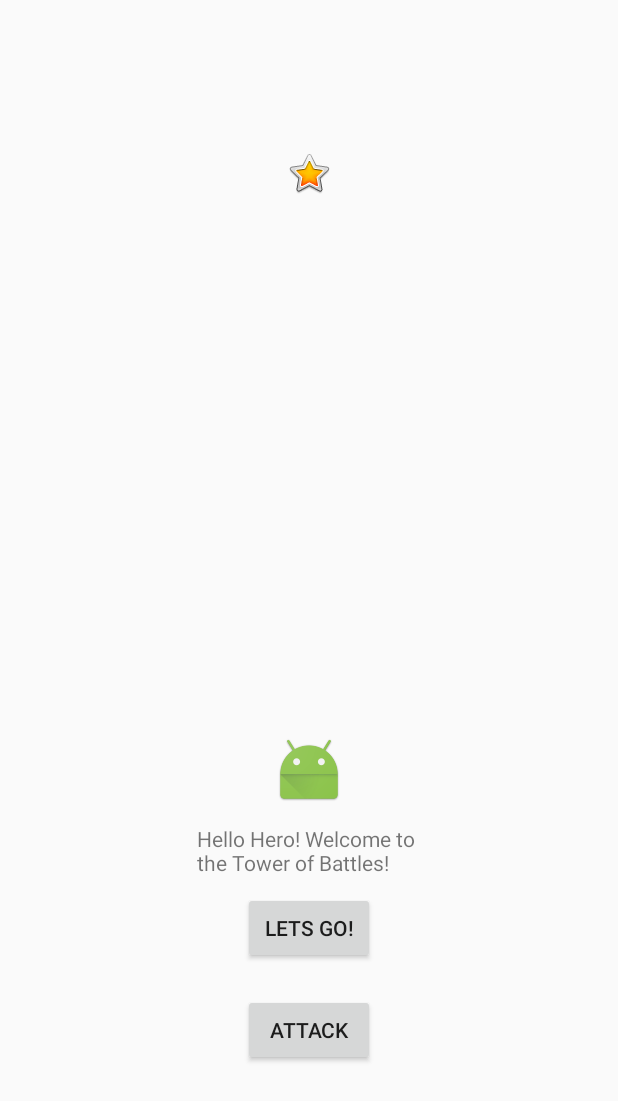
After one commit to TBrodrick/Project3, an Android app: the layout activity_create_new_game.xml on its own in the app's theme, with its tools: preview values and no code run, on a phone screen of 412 x 824 dp. The commit adds this screen. Shown: the top 1101 px of the screen. Run offline under Robolectric (Android 15) with nearby library versions, the phone set to English and light mode, and no system bars.

Commit message:
Item, Armor

```diff
--- /dev/null
+++ b/app/src/main/res/layout-land/activity_create_new_game.xml
@@ -0,0 +1,96 @@
+<?xml version="1.0" encoding="utf-8"?>
+<androidx.constraintlayout.widget.ConstraintLayout xmlns:android="http://schemas.android.com/apk/res/android"
+    xmlns:app="http://schemas.android.com/apk/res-auto"
+    xmlns:tools="http://schemas.android.com/tools"
+    android:layout_width="match_parent"
+    android:layout_height="match_parent"
+    tools:context=".CreateNewGame">
+
+    <Button
+        android:id="@+id/Flee"
+        android:layout_width="220dp"
+        android:layout_height="55dp"
+        android:layout_marginBottom="24dp"
+        android:text="Flee"
+        android:visibility="invisible"
+        app:layout_constraintBottom_toBottomOf="parent"
+        app:layout_constraintEnd_toEndOf="parent"
+        app:layout_constraintHorizontal_bias="0.499"
+        app:layout_constraintStart_toStartOf="parent" />
+
+    <TextView
+        android:id="@+id/Introduction"
+        android:layout_width="318dp"
+        android:layout_height="23dp"
+        android:layout_marginTop="156dp"
+        android:text="@string/hello_hero_welcome_to_the_tower_of_battles"
+        android:visibility="visible"
+        app:layout_constraintEnd_toEndOf="parent"
+        app:layout_constraintHorizontal_bias="0.498"
+        app:layout_constraintStart_toStartOf="parent"
+        app:layout_constraintTop_toTopOf="parent" />
+
+    <Button
+        android:id="@+id/Start"
+        android:layout_width="216dp"
+        android:layout_height="65dp"
+        android:text="@string/lets_go"
+        android:visibility="visible"
+        app:layout_constraintBottom_toBottomOf="parent"
+        app:layout_constraintEnd_toEndOf="parent"
+        app:layout_constraintHorizontal_bias="0.493"
+        app:layout_constraintStart_toStartOf="parent"
+        app:layout_constraintTop_toBottomOf="@+id/Introduction"
+        app:layout_constraintVertical_bias="0.125" />
+
+    <Button
+        android:id="@+id/Items"
+        android:layout_width="220dp"
+        android:layout_height="55dp"
+        android:layout_marginBottom="10dp"
+        android:text="Items"
+        android:visibility="invisible"
+        app:layout_constraintBottom_toTopOf="@+id/Abilities"
+        app:layout_constraintEnd_toEndOf="parent"
+        app:layout_constraintStart_toStartOf="parent" />
+
+    <Button
+        android:id="@+id/Attack"
+        android:layout_width="220dp"
+        android:layout_height="55dp"
+        android:layout_marginBottom="10dp"
+        android:text="attack"
+        android:visibility="invisible"
+        app:layout_constraintBottom_toTopOf="@+id/Items"
+        app:layout_constraintEnd_toEndOf="parent"
+        app:layout_constraintStart_toStartOf="parent"
+        app:layout_constraintTop_toTopOf="parent"
+        app:layout_constraintVertical_bias="0.985" />
+
+    <Button
+        android:id="@+id/Abilities"
+        android:layout_width="220dp"
+        android:layout_height="55dp"
+        android:layout_marginBottom="10dp"
+        android:text="Abilities"
+        android:visibility="invisible"
+        app:layout_constraintBottom_toTopOf="@+id/Flee"
+        app:layout_constraintEnd_toEndOf="parent"
+        app:layout_constraintStart_toStartOf="parent" />
+
+    <TextView
+        android:id="@+id/PlayerNum"
+        android:layout_width="102dp"
+        android:layout_height="57dp"
+        android:layout_marginBottom="15dp"
+        android:text="Test"
+        android:textSize="30sp"
+        android:visibility="invisible"
+        app:layout_constraintBottom_toTopOf="@+id/Attack"
+        app:layout_constraintEnd_toEndOf="parent"
+        app:layout_constraintHorizontal_bias="0.499"
+        app:layout_constraintStart_toStartOf="parent"
+        app:layout_constraintTop_toTopOf="parent"
+        app:layout_constraintVertical_bias="1.0" />
+
+</androidx.constraintlayout.widget.ConstraintLayout>
--- /dev/null
+++ b/app/src/main/res/layout/activity_create_new_game.xml
@@ -0,0 +1,59 @@
+<?xml version="1.0" encoding="utf-8"?>
+<androidx.constraintlayout.widget.ConstraintLayout xmlns:android="http://schemas.android.com/apk/res/android"
+    xmlns:app="http://schemas.android.com/apk/res-auto"
+    xmlns:tools="http://schemas.android.com/tools"
+    android:layout_width="match_parent"
+    android:layout_height="match_parent"
+    tools:context=".CreateNewGame">
+
+    <ImageView
+        android:id="@+id/Hero"
+        android:layout_width="wrap_content"
+        android:layout_height="wrap_content"
+        android:layout_marginBottom="12dp"
+        app:layout_constraintBottom_toTopOf="@+id/Introduction"
+        app:layout_constraintEnd_toEndOf="parent"
+        app:layout_constraintStart_toStartOf="parent"
+        app:srcCompat="@android:mipmap/sym_def_app_icon" />
+
+    <TextView
+        android:id="@+id/Introduction"
+        android:layout_width="150dp"
+        android:layout_height="wrap_content"
+        android:layout_marginBottom="239dp"
+        android:text="@string/hello_hero_welcome_to_the_tower_of_battles"
+        app:layout_constraintBottom_toBottomOf="parent"
+        app:layout_constraintEnd_toEndOf="parent"
+        app:layout_constraintStart_toStartOf="parent" />
+
+    <Button
+        android:id="@+id/Start"
+        android:layout_width="wrap_content"
+        android:layout_height="wrap_content"
+        android:layout_marginTop="10dp"
+        android:text="@string/lets_go"
+        app:layout_constraintEnd_toEndOf="parent"
+        app:layout_constraintStart_toStartOf="parent"
+        app:layout_constraintTop_toBottomOf="@+id/Introduction" />
+
+    <Button
+        android:id="@+id/Attack"
+        android:layout_width="wrap_content"
+        android:layout_height="wrap_content"
+        android:layout_marginTop="20dp"
+        android:text="attack"
+        app:layout_constraintEnd_toEndOf="parent"
+        app:layout_constraintStart_toStartOf="parent"
+        app:layout_constraintTop_toBottomOf="@+id/Start" />
+
+    <ImageView
+        android:id="@+id/Monster"
+        android:layout_width="wrap_content"
+        android:layout_height="wrap_content"
+        android:layout_marginTop="99dp"
+        app:layout_constraintEnd_toEndOf="parent"
+        app:layout_constraintStart_toStartOf="parent"
+        app:layout_constraintTop_toTopOf="parent"
+        app:srcCompat="@android:drawable/btn_star_big_on" />
+
+</androidx.constraintlayout.widget.ConstraintLayout>
--- /dev/null
+++ b/app/src/main/res/values/refs.xml
@@ -0,0 +1,2 @@
+<?xml version="1.0" encoding="utf-8"?>
+<resources></resources>
```
Also changed, not shown: app/src/main/java/com/example/project3/Armor.java (added, +72 -0 lines), app/src/main/java/com/example/project3/Item.java (added, +147 -0 lines), app/src/main/java/com/example/project3/MainActivity.java (+9 -5 lines), app/src/main/java/com/example/project3/Weapon.java (added, +70 -0 lines), app/src/main/res/layout-land/activity_shop.xml (added, +158 -0 lines), app/src/main/res/layout/activity_shop.xml (added, +9 -0 lines), app/src/main/res/drawable/background.jpg (added).
